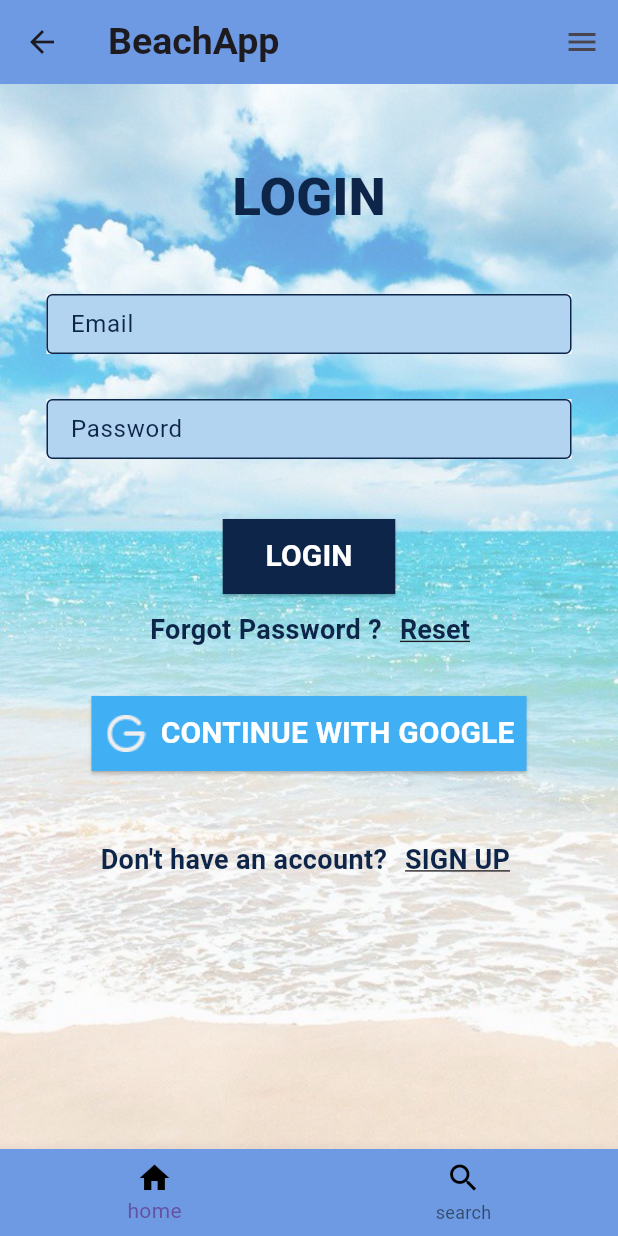
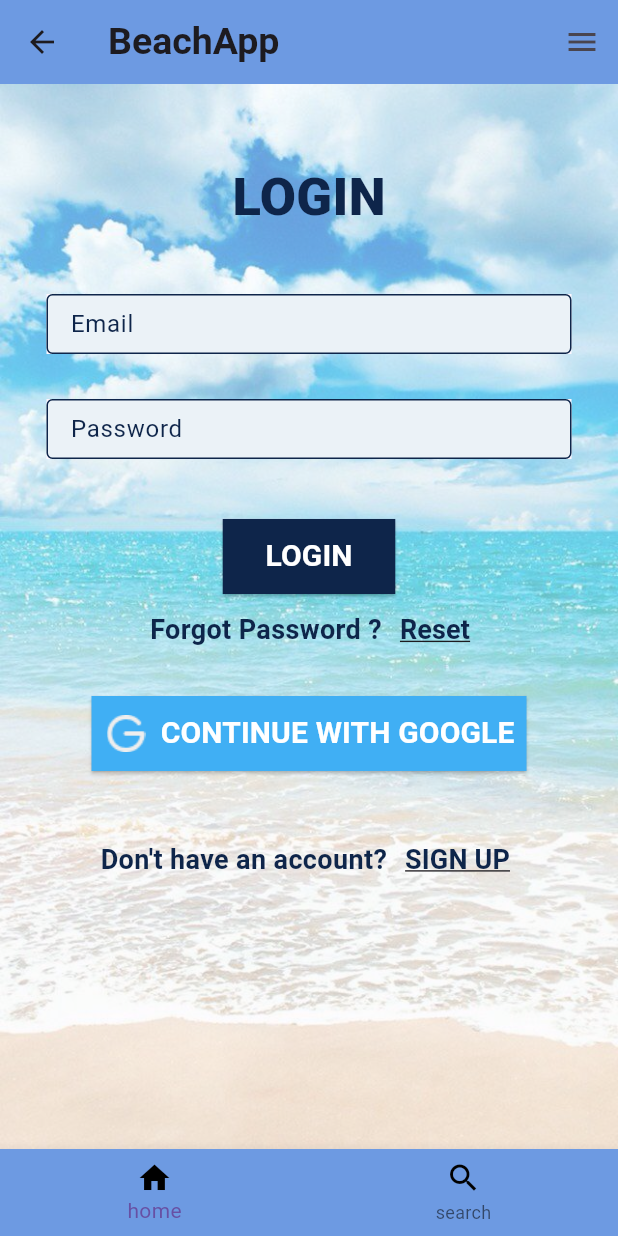
Before and after one commit to HasaniWedagaedara/Beach-App, a Flutter app: the Login screen opened directly, on a phone screen of 412 x 824 dp. Run offline on Flutter 3.47's test engine with Material 3 defaults, Android fonts, the phone set to English and light mode, and no system bars.

Commit message:
login added

```diff
--- a/lib/widgets/Texbox.dart
+++ b/lib/widgets/Texbox.dart
@@ -14,7 +14,7 @@ class TextBox extends StatefulWidget {
     required this.labelText,
     required this.width,
     required this.height,
-    this.color =  const Color.fromARGB(255, 178, 212, 241),
+    this.color =  const Color.fromARGB(255, 235, 242, 247),
     this.outlineColor = const Color.fromARGB(255, 14, 37, 74),
     this.textColor = const Color.fromARGB(255, 14, 37, 74),
     this.isDropdown = false,
```
